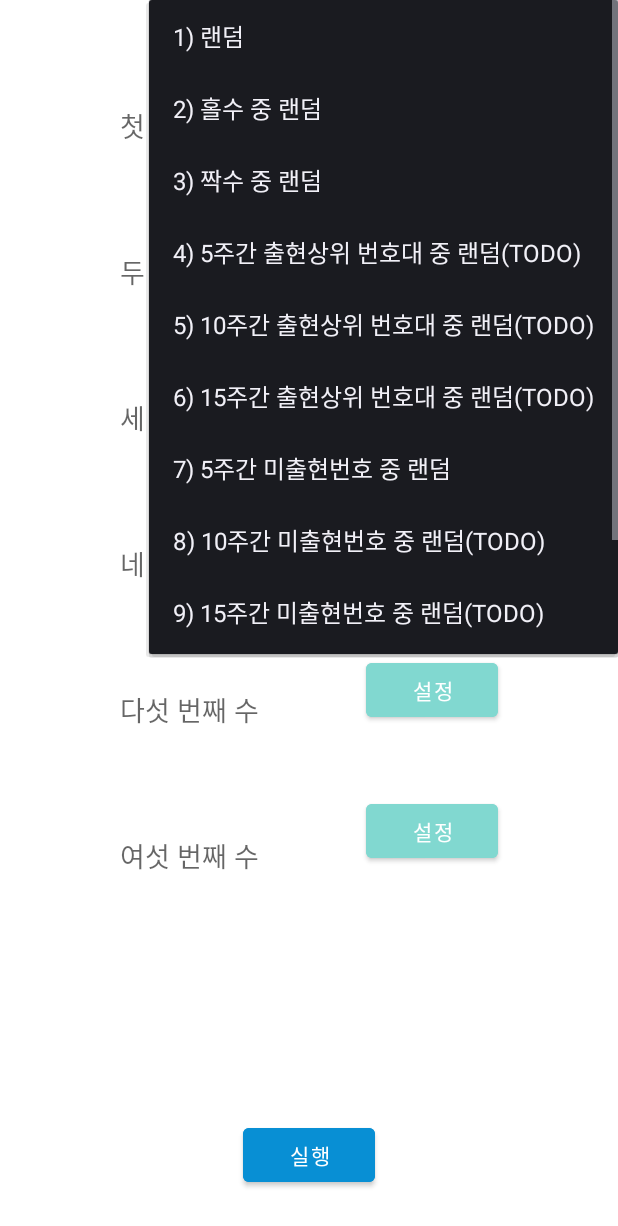
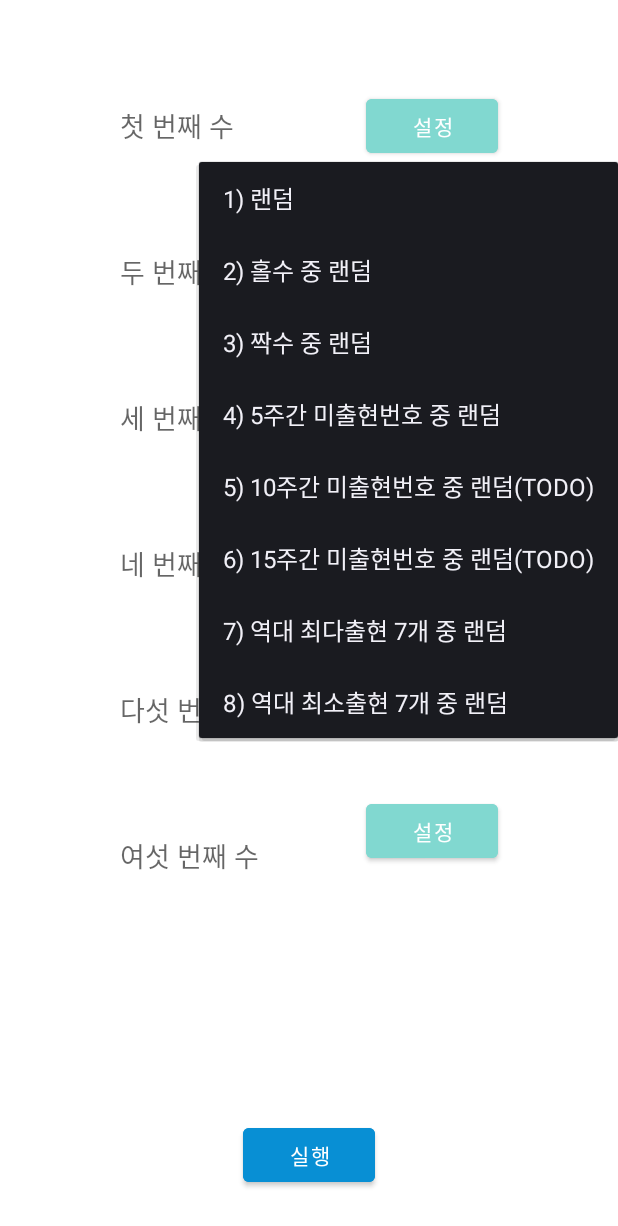
Before and after one commit to plusjob70/CustomLottoGenerator, an Android app: the screen it shows after launch (MainActivity), after a tap on "설정", on a phone screen of 412 x 824 dp. Shown: the top 1226 px of the screen. Run offline under Robolectric (Android 15) with nearby library versions, the phone set to English and light mode, and no system bars.

Commit message:
Delete Useless Function

```diff
--- a/app/src/main/java/com/example/lotto/ResultActivity.kt
+++ b/app/src/main/java/com/example/lotto/ResultActivity.kt
@@ -27,9 +27,9 @@ class ResultActivity : AppCompatActivity() {
                     1 -> selectNumbers.add(pickRandomNumber(selectNumbers))
                     2 -> selectNumbers.add(pickRandomOddNumber(selectNumbers))
                     3 -> selectNumbers.add(pickRandomEvenNumber(selectNumbers))
-                    7 -> selectNumbers.add(pickRandomNotAppear5Weeks(selectNumbers))
-                    10 -> selectNumbers.add(pickMaxAppearNumber(selectNumbers))
-                    11 -> selectNumbers.add(pickMinAppearNumber(selectNumbers))
+                    4 -> selectNumbers.add(pickRandomNotAppear5Weeks(selectNumbers))
+                    7 -> selectNumbers.add(pickMaxAppearNumber(selectNumbers))
+                    8 -> selectNumbers.add(pickMinAppearNumber(selectNumbers))
                     else -> selectNumbers.add(pickRandomNumber(selectNumbers))
                 }
 
--- a/app/src/main/res/layout/activity_main.xml
+++ b/app/src/main/res/layout/activity_main.xml
@@ -7,15 +7,15 @@
     tools:context=".MainActivity">
 
     <TextView
-        android:id="@+id/number6"
+        android:id="@+id/number1"
         android:layout_width="wrap_content"
         android:layout_height="wrap_content"
         android:layout_marginStart="80dp"
         android:layout_marginTop="70dp"
-        android:text="여섯 번째 수"
+        android:text="첫 번째 수"
         android:textAppearance="@style/TextAppearance.AppCompat.Medium"
         app:layout_constraintStart_toStartOf="parent"
-        app:layout_constraintTop_toBottomOf="@+id/number5" />
+        app:layout_constraintTop_toTopOf="parent" />
 
     <TextView
         android:id="@+id/number2"
@@ -27,17 +27,6 @@
         android:textAppearance="@style/TextAppearance.AppCompat.Medium"
         app:layout_constraintStart_toStartOf="parent"
         app:layout_constraintTop_toBottomOf="@+id/number1" />
-
-    <TextView
-        android:id="@+id/number5"
-        android:layout_width="wrap_content"
-        android:layout_height="wrap_content"
-        android:layout_marginStart="80dp"
-        android:layout_marginTop="70dp"
-        android:text="다섯 번째 수"
-        android:textAppearance="@style/TextAppearance.AppCompat.Medium"
-        app:layout_constraintStart_toStartOf="parent"
-        app:layout_constraintTop_toBottomOf="@+id/number4" />
 
     <TextView
         android:id="@+id/number3"
@@ -62,15 +51,70 @@
         app:layout_constraintTop_toBottomOf="@+id/number3" />
 
     <TextView
-        android:id="@+id/number1"
+        android:id="@+id/number5"
         android:layout_width="wrap_content"
         android:layout_height="wrap_content"
         android:layout_marginStart="80dp"
         android:layout_marginTop="70dp"
-        android:text="첫 번째 수"
+        android:text="다섯 번째 수"
         android:textAppearance="@style/TextAppearance.AppCompat.Medium"
         app:layout_constraintStart_toStartOf="parent"
+        app:layout_constraintTop_toBottomOf="@+id/number4" />
+
+    <TextView
+        android:id="@+id/number6"
+        android:layout_width="wrap_content"
+        android:layout_height="wrap_content"
+        android:layout_marginStart="80dp"
+        android:layout_marginTop="70dp"
+        android:text="여섯 번째 수"
+        android:textAppearance="@style/TextAppearance.AppCompat.Medium"
+        app:layout_constraintStart_toStartOf="parent"
+        app:layout_constraintTop_toBottomOf="@+id/number5" />
+
+    <Button
+        android:id="@+id/firstNumButton"
+        android:layout_width="wrap_content"
+        android:layout_height="wrap_content"
+        android:layout_marginTop="60dp"
+        android:layout_marginEnd="80dp"
+        android:backgroundTint="@color/tiffany_blue"
+        android:text="설정"
+        app:layout_constraintEnd_toEndOf="parent"
         app:layout_constraintTop_toTopOf="parent" />
+
+    <Button
+        android:id="@+id/secondNumButton"
+        android:layout_width="wrap_content"
+        android:layout_height="wrap_content"
+        android:layout_marginTop="46dp"
+        android:layout_marginEnd="80dp"
+        android:backgroundTint="@color/tiffany_blue"
+        android:text="설정"
+        app:layout_constraintEnd_toEndOf="parent"
+        app:layout_constraintTop_toBottomOf="@+id/firstNumButton" />
+
+    <Button
+        android:id="@+id/thirdNumButton"
+        android:layout_width="wrap_content"
+        android:layout_height="wrap_content"
+        android:layout_marginTop="46dp"
+        android:layout_marginEnd="80dp"
+        android:backgroundTint="@color/tiffany_blue"
+        android:text="설정"
+        app:layout_constraintEnd_toEndOf="parent"
+        app:layout_constraintTop_toBottomOf="@+id/secondNumButton" />
+
+    <Button
+        android:id="@+id/fourthNumButton"
+        android:layout_width="wrap_content"
+        android:layout_height="wrap_content"
+        android:layout_marginTop="46dp"
+        android:layout_marginEnd="80dp"
+        android:backgroundTint="@color/tiffany_blue"
+        android:text="설정"
+        app:layout_constraintEnd_toEndOf="parent"
+        app:layout_constraintTop_toBottomOf="@+id/thirdNumButton" />
 
     <Button
         android:id="@+id/fifthNumButton"
@@ -95,50 +139,6 @@
         app:layout_constraintTop_toBottomOf="@+id/fifthNumButton" />
 
     <Button
-        android:id="@+id/secondNumButton"
-        android:layout_width="wrap_content"
-        android:layout_height="wrap_content"
-        android:layout_marginTop="46dp"
-        android:layout_marginEnd="80dp"
-        android:backgroundTint="@color/tiffany_blue"
-        android:text="설정"
-        app:layout_constraintEnd_toEndOf="parent"
-        app:layout_constraintTop_toBottomOf="@+id/firstNumButton" />
-
-    <Button
-        android:id="@+id/fourthNumButton"
-        android:layout_width="wrap_content"
-        android:layout_height="wrap_content"
-        android:layout_marginTop="46dp"
-        android:layout_marginEnd="80dp"
-        android:backgroundTint="@color/tiffany_blue"
-        android:text="설정"
-        app:layout_constraintEnd_toEndOf="parent"
-        app:layout_constraintTop_toBottomOf="@+id/thirdNumButton" />
-
-    <Button
-        android:id="@+id/thirdNumButton"
-        android:layout_width="wrap_content"
-        android:layout_height="wrap_content"
-        android:layout_marginTop="46dp"
-        android:layout_marginEnd="80dp"
-        android:backgroundTint="@color/tiffany_blue"
-        android:text="설정"
-        app:layout_constraintEnd_toEndOf="parent"
-        app:layout_constraintTop_toBottomOf="@+id/secondNumButton" />
-
-    <Button
-        android:id="@+id/firstNumButton"
-        android:layout_width="wrap_content"
-        android:layout_height="wrap_content"
-        android:layout_marginTop="60dp"
-        android:layout_marginEnd="80dp"
-        android:backgroundTint="@color/tiffany_blue"
-        android:text="설정"
-        app:layout_constraintEnd_toEndOf="parent"
-        app:layout_constraintTop_toTopOf="parent" />
-
-    <Button
         android:id="@+id/executeButton"
         android:layout_width="wrap_content"
         android:layout_height="wrap_content"
--- a/app/src/main/res/menu/setting_menu.xml
+++ b/app/src/main/res/menu/setting_menu.xml
@@ -15,35 +15,23 @@
         android:checkable="false"
         android:title="3) 짝수 중 랜덤" />
     <item
-        android:id="@+id/maxAppear5WeeksRandom"
-        android:checkable="false"
-        android:title="4) 5주간 출현상위 번호대 중 랜덤(TODO)" />
-    <item
-        android:id="@+id/maxAppear10WeeksRandom"
-        android:checkable="false"
-        android:title="5) 10주간 출현상위 번호대 중 랜덤(TODO)" />
-    <item
-        android:id="@+id/maxAppear15WeeksRandom"
-        android:checkable="false"
-        android:title="6) 15주간 출현상위 번호대 중 랜덤(TODO)" />
-    <item
         android:id="@+id/notAppear5WeeksRandom"
         android:checkable="false"
-        android:title="7) 5주간 미출현번호 중 랜덤" />
+        android:title="4) 5주간 미출현번호 중 랜덤" />
     <item
         android:id="@+id/notAppear10WeeksRandom"
         android:checkable="false"
-        android:title="8) 10주간 미출현번호 중 랜덤(TODO)" />
+        android:title="5) 10주간 미출현번호 중 랜덤(TODO)" />
     <item
         android:id="@+id/notAppear15WeeksRandom"
         android:checkable="false"
-        android:title="9) 15주간 미출현번호 중 랜덤(TODO)" />
+        android:title="6) 15주간 미출현번호 중 랜덤(TODO)" />
     <item
         android:id="@+id/maxAppearNum"
         android:checkable="false"
-        android:title="10) 역대 최다출현 7개 중 랜덤" />
+        android:title="7) 역대 최다출현 7개 중 랜덤" />
     <item
         android:id="@+id/minAppearNum"
         android:checkable="false"
-        android:title="11) 역대 최소출현 7개 중 랜덤" />
+        android:title="8) 역대 최소출현 7개 중 랜덤" />
 </menu>
```
Also changed, not shown: app/src/main/java/com/example/lotto/MainActivity.kt (+5 -17 lines), app/src/main/java/com/example/lotto/pickNumber.kt (+0 -12 lines).
